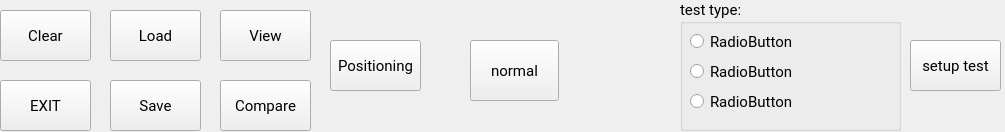
First picture: the form in interface/widgets/mainControlWidget.ui, repository wiihoffmann/indenter-control-panel, before the edit.
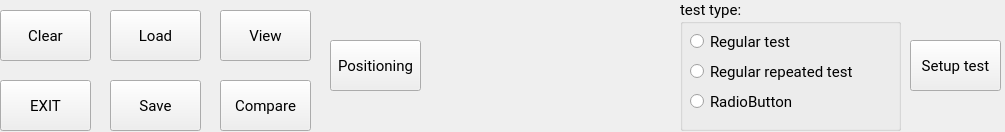
Second picture: the form after the edit.

Commit message: work on swapping between setup pages

What changed in the file:
```diff
--- a/interface/widgets/mainControlWidget.ui
+++ b/interface/widgets/mainControlWidget.ui
@@ -155,25 +155,6 @@
     <string>Save</string>
    </property>
   </widget>
-  <widget class="QPushButton" name="normalTestButton">
-   <property name="geometry">
-    <rect>
-     <x>470</x>
-     <y>40</y>
-     <width>89</width>
-     <height>61</height>
-    </rect>
-   </property>
-   <property name="font">
-    <font>
-     <family>Roboto</family>
-     <pointsize>11</pointsize>
-    </font>
-   </property>
-   <property name="text">
-    <string>normal</string>
-   </property>
-  </widget>
   <widget class="QGroupBox" name="groupBox">
    <property name="geometry">
     <rect>
@@ -216,7 +197,7 @@
      <rect>
       <x>10</x>
       <y>60</y>
-      <width>112</width>
+      <width>171</width>
       <height>23</height>
      </rect>
     </property>
@@ -227,7 +208,7 @@
      </font>
     </property>
     <property name="text">
-     <string>RadioButton</string>
+     <string>Regular repeated test</string>
     </property>
    </widget>
    <widget class="QRadioButton" name="radioButton">
@@ -246,7 +227,7 @@
      </font>
     </property>
     <property name="text">
-     <string>RadioButton</string>
+     <string>Regular test</string>
     </property>
    </widget>
   </widget>
@@ -266,7 +247,7 @@
     </font>
    </property>
    <property name="text">
-    <string>setup test</string>
+    <string>Setup test</string>
    </property>
   </widget>
  </widget>
```
Left out of the diff: 6 changed lines with no effect on the pictures. The commit also changes 5 other files.
